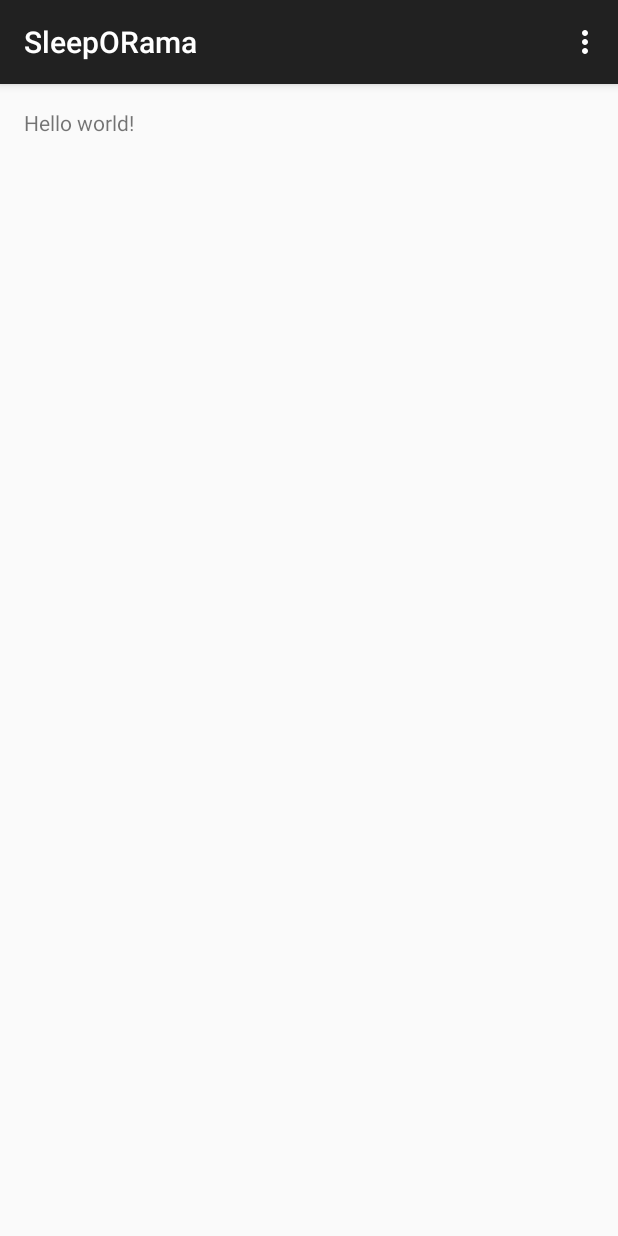
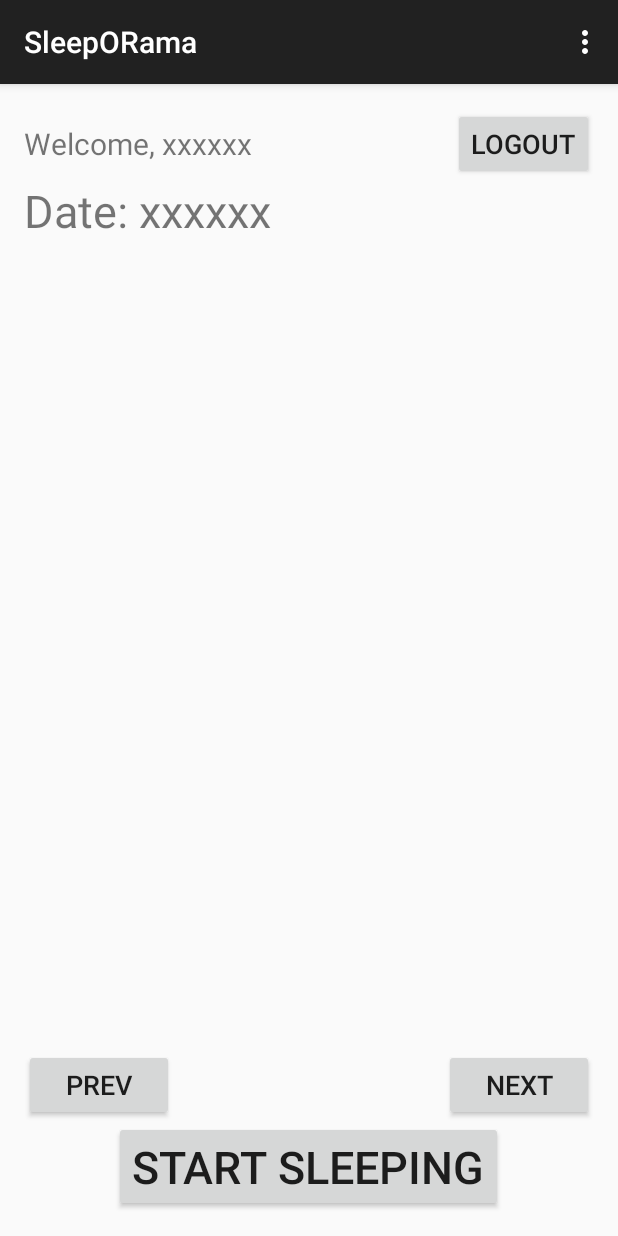
Before and after one commit to mlightner0/SleepORama, an Android app: the screen it shows after launch (MainActivity), on a phone screen of 412 x 824 dp. Run offline under Robolectric (Android 15) with nearby library versions, the phone set to English and light mode, and no system bars.

Commit message:
Main Activity Layout

```diff
--- a/app/src/main/res/layout/activity_main.xml
+++ b/app/src/main/res/layout/activity_main.xml
@@ -1,11 +1,77 @@
-<RelativeLayout xmlns:android="http://schemas.android.com/apk/res/android"
+<LinearLayout xmlns:android="http://schemas.android.com/apk/res/android"
     xmlns:tools="http://schemas.android.com/tools" android:layout_width="match_parent"
     android:layout_height="match_parent" android:paddingLeft="@dimen/activity_horizontal_margin"
     android:paddingRight="@dimen/activity_horizontal_margin"
     android:paddingTop="@dimen/activity_vertical_margin"
-    android:paddingBottom="@dimen/activity_vertical_margin" tools:context=".MainActivity">
+    android:paddingBottom="@dimen/activity_vertical_margin" tools:context=".MainActivity"
+    android:orientation="vertical">
+    <LinearLayout
+        android:layout_width="match_parent"
+        android:layout_height="wrap_content"
+        android:orientation="horizontal">
+        <TextView
+            android:id="@+id/welcome"
+            android:layout_width="0dp"
+            android:layout_height="wrap_content"
+            android:layout_weight="1"
+            android:layout_gravity="center_vertical"
+            android:text="@string/welcome"
+            android:textSize="20sp" />
+        <Button
+            android:layout_width="wrap_content"
+            android:layout_height="wrap_content"
+            android:text="@string/logout"
+            android:textSize="18sp"/>
+    </LinearLayout>
 
-    <TextView android:text="@string/hello_world" android:layout_width="wrap_content"
-        android:layout_height="wrap_content" />
+    <LinearLayout
+        android:layout_width="match_parent"
+        android:layout_height="0dp"
+        android:orientation="vertical"
+        android:layout_weight="1">
+        <TextView
+            android:id="@+id/date"
+            android:layout_width="match_parent"
+            android:layout_height="match_parent"
+            android:text="@string/date"
+            android:textSize="30sp"/>
+        <LinearLayout
+            android:id="@+id/chart1"
+            android:layout_width="match_parent"
+            android:layout_height="wrap_content"
+            android:orientation="vertical">
+        </LinearLayout>
+        <LinearLayout
+            android:id="@+id/chart2"
+            android:layout_width="match_parent"
+            android:layout_height="wrap_content"
+            android:orientation="vertical">
+        </LinearLayout>
+    </LinearLayout>
+    <RelativeLayout
+        android:layout_width="match_parent"
+        android:layout_height="wrap_content">
+        <Button
+            android:layout_width="100sp"
+            android:layout_height="wrap_content"
+            android:text="@string/prev"
+            android:textSize="18sp" />
+        <Button
+            android:layout_width="100sp"
+            android:layout_height="wrap_content"
+            android:text="@string/next"
+            android:textSize="18sp"
+            android:layout_alignParentEnd="true" />
+    </RelativeLayout>
+    <RelativeLayout
+        android:layout_width="match_parent"
+        android:layout_height="wrap_content"
+        android:gravity="center_horizontal">
+        <Button
+            android:layout_width="wrap_content"
+            android:layout_height="wrap_content"
+            android:text="@string/startSleeping"
+            android:textSize="30sp"/>
+    </RelativeLayout>
 
-</RelativeLayout>
+</LinearLayout>
--- a/app/src/main/res/values/strings.xml
+++ b/app/src/main/res/values/strings.xml
@@ -4,4 +4,10 @@
     <string name="hello_world">Hello world!</string>
     <string name="action_settings">Settings</string>
     <string name="title_activity_collect">CollectActivity</string>
+    <string name="prev">PREV</string>
+    <string name="next">NEXT</string>
+    <string name="date">Date: xxxxxx</string>
+    <string name="welcome">Welcome, xxxxxx</string>
+    <string name="logout">LOGOUT</string>
+    <string name="startSleeping">START SLEEPING</string>
 </resources>
```
